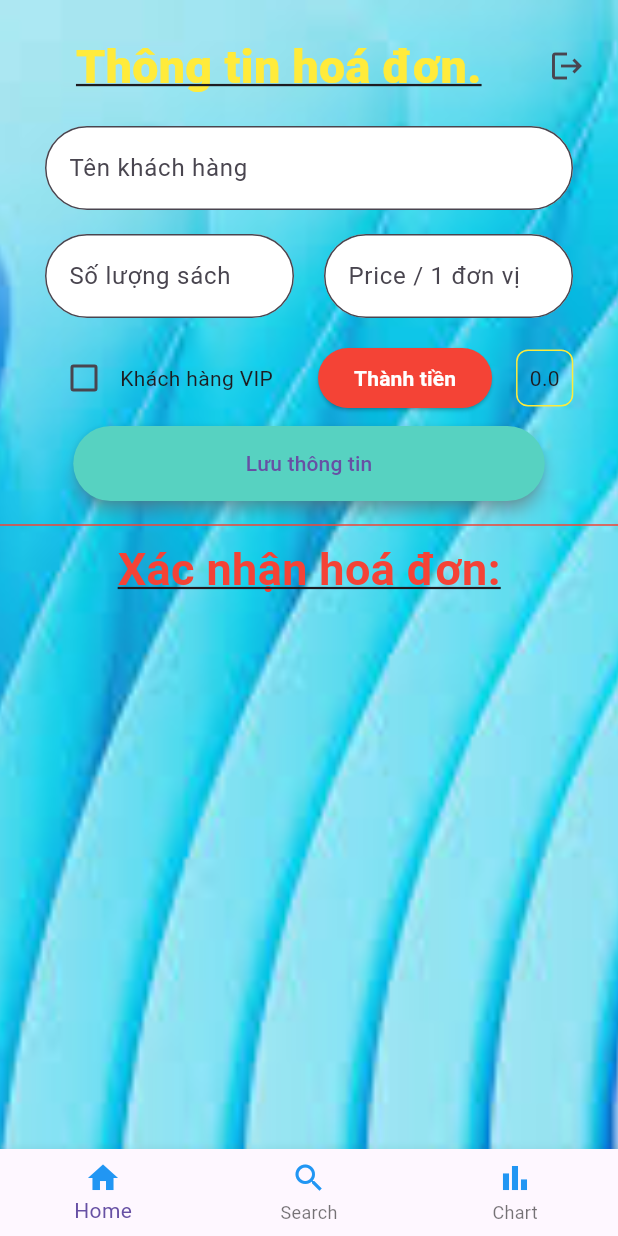
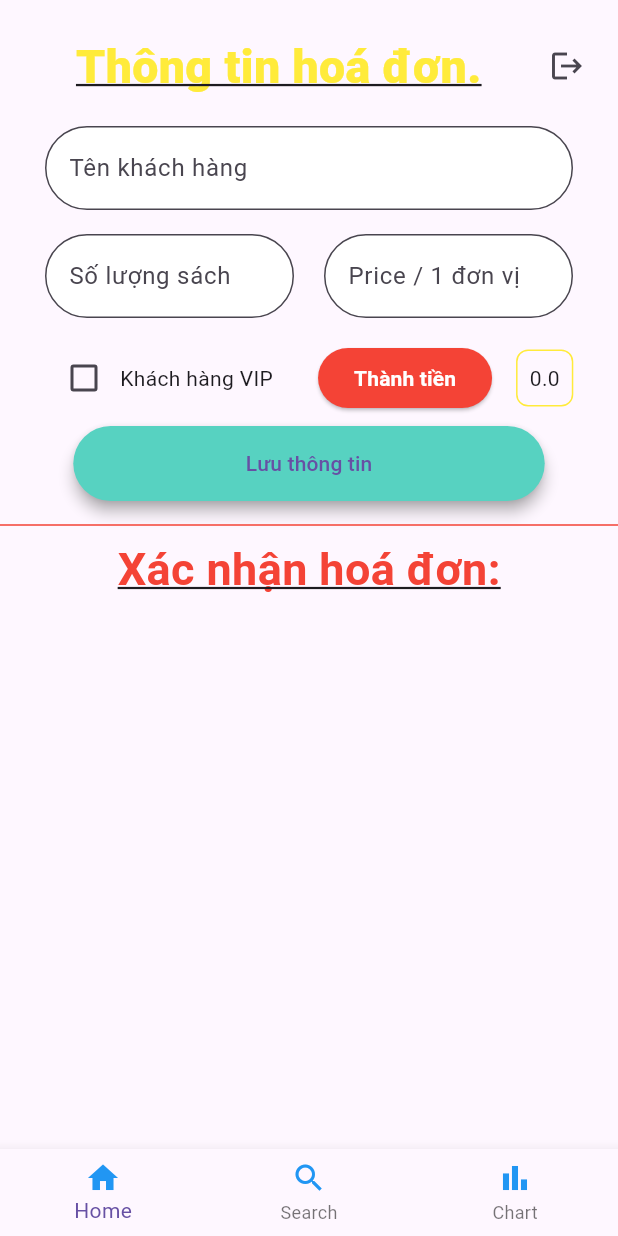
Before and after one commit to Graphene101102/flutter_sellBook, a Flutter app: the HomePage screen opened directly, on a phone screen of 412 x 824 dp. Run offline on Flutter 3.47's test engine with Material 2 defaults, Android fonts, the phone set to English and light mode, and no system bars; our stand-ins replace shared_preferences; accounts and stored records are empty.

Commit message:
viet
final 2

```diff
--- a/lib/pages/HomePage.dart
+++ b/lib/pages/HomePage.dart
@@ -219,11 +219,7 @@ int _selectedIndex = 0;
   Widget build(BuildContext context) {
       return Scaffold(
         body: Container(
-          decoration: const BoxDecoration(
-              image: DecorationImage(
-                  image: AssetImage("assets/images/images.jpeg"),
-                  fit: BoxFit.cover)),
-          height: MediaQuery.of(context).size.height,
+
           //padding: EdgeInsets.all(8.0),
           child: Column(
             crossAxisAlignment: CrossAxisAlignment.start,
--- a/lib/pages/SearchPage.dart
+++ b/lib/pages/SearchPage.dart
@@ -69,10 +69,7 @@ class _SearchPageState extends State<SearchPage> {
   Widget build(BuildContext context) {
     return Scaffold(
       body: Container(
-        decoration: BoxDecoration(
-            image: DecorationImage(
-                image: AssetImage("assets/images/images.jpeg"),
-                fit: BoxFit.cover)),
+
         padding: EdgeInsets.only(top: 16.0),
         child: Column(
           children: [
```
Also changed, not shown: lib/pages/DetailsPage.dart (+9 -9 lines).
